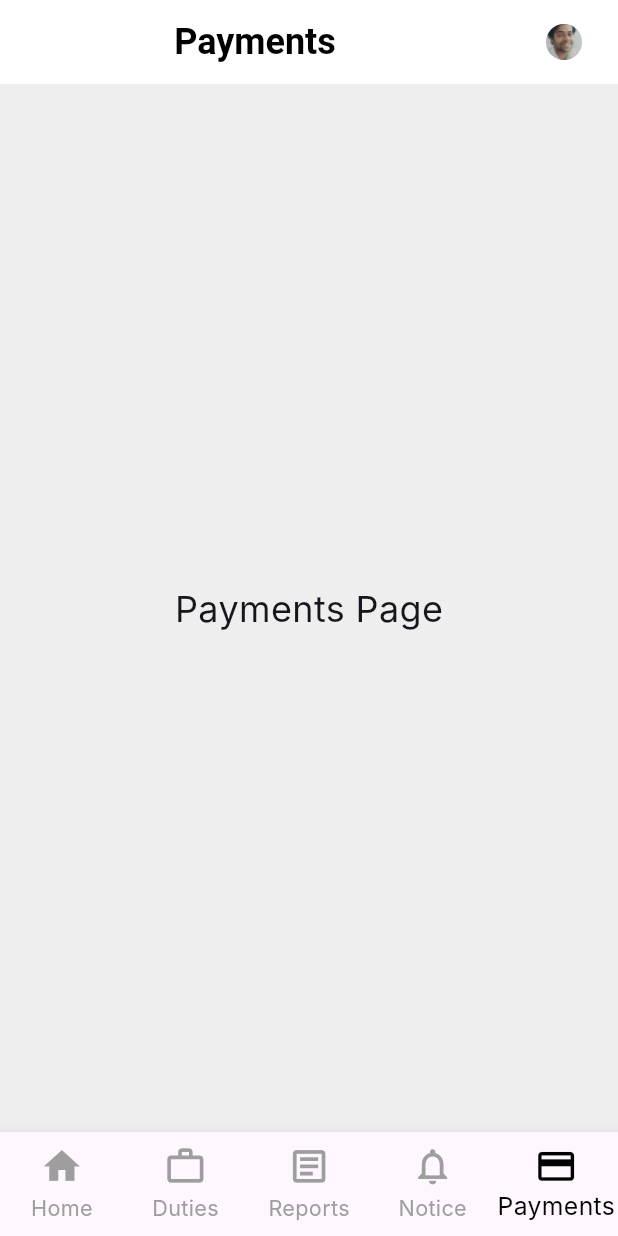
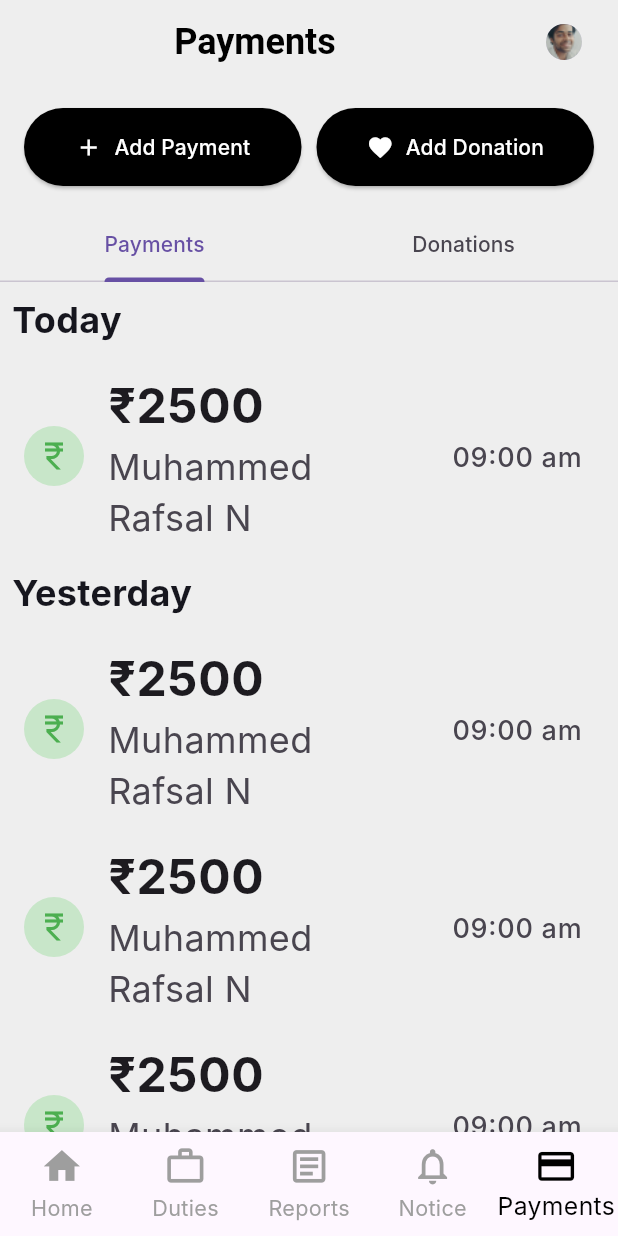
Before and after one commit to altezzai/acadobs, a Flutter app: the HomePage screen opened directly, swiped to page 5, on a phone screen of 412 x 824 dp. Run offline on Flutter 3.47's test engine with Material 3 defaults, Android fonts, the phone set to English and light mode, and no system bars; Roboto replaces fonts that are missing (Inter).

Commit message:
payment page added

```diff
--- a/lib/screens/duties.dart
+++ b/lib/screens/duties.dart
@@ -13,7 +13,7 @@ class _DutiesPageState extends State<DutiesPage> {
     double screenHeight = MediaQuery.of(context).size.height;
 
     return Scaffold(
-      backgroundColor: Colors.white,
+      // backgroundColor: Colors.white,
       // appBar: AppBar(
       //   backgroundColor: Colors.transparent,
       //   elevation: 0,
--- a/lib/screens/home.dart
+++ b/lib/screens/home.dart
@@ -35,7 +35,7 @@ class _HomePageState extends State<HomePage> {
   @override
   Widget build(BuildContext context) {
     return Scaffold(
-      backgroundColor: Colors.white,
+      // backgroundColor: Colors.white,
       appBar: AppBar(
         backgroundColor: Colors.transparent,
         elevation: 0,
--- a/lib/screens/payment.dart
+++ b/lib/screens/payment.dart
@@ -1,10 +1,146 @@
 import 'package:flutter/material.dart';
 
-class PaymentsPage extends StatelessWidget {
+class PaymentsPage extends StatefulWidget {
+  @override
+  _PaymentsPageState createState() => _PaymentsPageState();
+}
+
+class _PaymentsPageState extends State<PaymentsPage>
+    with SingleTickerProviderStateMixin {
+  late TabController _tabController;
+
+  @override
+  void initState() {
+    super.initState();
+    _tabController = TabController(length: 2, vsync: this);
+  }
+
   @override
   Widget build(BuildContext context) {
     return Scaffold(
-      body: Center(child: Text('Payments Page')),
+      // appBar: AppBar(
+      //   title: Text('Payments'),
+      //   actions: [
+      //     CircleAvatar(
+      //       backgroundImage: AssetImage('assets/profile_image.png'),
+      //     ),
+      //     SizedBox(width: 10),
+      //   ],
+      // ),
+      body: Column(
+        children: [
+          Padding(
+            padding: const EdgeInsets.all(16.0),
+            child: Row(
+              children: [
+                Expanded(
+                  child: ElevatedButton.icon(
+                    icon: Icon(Icons.add),
+                    label: Text('Add Payment'),
+                    onPressed: () {},
+                    style: ElevatedButton.styleFrom(
+                      foregroundColor: Colors.white,
+                      backgroundColor: Colors.black,
+                    ),
+                  ),
+                ),
+                SizedBox(width: 10),
+                Expanded(
+                  child: ElevatedButton.icon(
+                    icon: Icon(Icons.favorite),
+                    label: Text('Add Donation'),
+                    onPressed: () {},
+                    style: ElevatedButton.styleFrom(
+                      foregroundColor: Colors.white,
+                      backgroundColor: Colors.black,
+                    ),
+                  ),
+                ),
+              ],
+            ),
+          ),
+          TabBar(
+            controller: _tabController,
+            tabs: [
+              Tab(text: 'Payments'),
+              Tab(text: 'Donations'),
+            ],
+          ),
+          Expanded(
+            child: TabBarView(
+              controller: _tabController,
+              children: [
+                _buildPaymentsList(),
+                _buildDonationsList(),
+              ],
+            ),
+          ),
+        ],
+      ),
+      // bottomNavigationBar: BottomNavigationBar(
+      //   currentIndex: 4,
+      //   type: BottomNavigationBarType.fixed,
+      //   items: [
+      //     BottomNavigationBarItem(icon: Icon(Icons.home), label: 'Home'),
+      //     BottomNavigationBarItem(icon: Icon(Icons.work), label: 'Duties'),
+      //     BottomNavigationBarItem(icon: Icon(Icons.article), label: 'Reports'),
+      //     BottomNavigationBarItem(
+      //         icon: Icon(Icons.notification_important), label: 'Notice'),
+      //     BottomNavigationBarItem(icon: Icon(Icons.payment), label: 'Payments'),
+      //   ],
+      // ),
+    );
+  }
+
+  Widget _buildPaymentsList() {
+    return ListView(
+      children: [
+        _buildDateHeader('Today'),
+        _buildPaymentItem('₹2500', 'Muhammed Rafsal N', '09:00 am'),
+        _buildDateHeader('Yesterday'),
+        _buildPaymentItem('₹2500', 'Muhammed Rafsal N', '09:00 am'),
+        _buildPaymentItem('₹2500', 'Muhammed Rafsal N', '09:00 am'),
+        _buildPaymentItem('₹2500', 'Muhammed Rafsal N', '09:00 am'),
+        _buildPaymentItem('₹2500', 'Muhammed Rafsal N', '08:00 am'),
+        _buildPaymentItem('₹2500', 'Muhammed Rafsal N', '09:00 am'),
+      ],
+    );
+  }
+
+  Widget _buildDonationsList() {
+    return ListView(
+      children: [
+        _buildDateHeader('Today'),
+        _buildPaymentItem('₹250', 'Muhammed Rafsal N', '09:00 am'),
+        _buildDateHeader('Yesterday'),
+        _buildPaymentItem('₹1500', 'Muhammed Rafsal N', '09:00 am'),
+        _buildPaymentItem('₹700', 'Muhammed Rafsal N', '09:00 am'),
+        _buildPaymentItem('300', 'Muhammed Rafsal N', '09:00 am'),
+        _buildPaymentItem('₹2500', 'Muhammed Rafsal N', '08:00 am'),
+        _buildPaymentItem('₹400', 'Muhammed Rafsal N', '09:00 am'),
+      ],
+    );
+  }
+
+  Widget _buildDateHeader(String date) {
+    return Padding(
+      padding: const EdgeInsets.all(8.0),
+      child: Text(
+        date,
+        style: TextStyle(fontWeight: FontWeight.bold),
+      ),
+    );
+  }
+
+  Widget _buildPaymentItem(String amount, String name, String time) {
+    return ListTile(
+      leading: CircleAvatar(
+        backgroundColor: Colors.green[100],
+        child: Icon(Icons.currency_rupee, color: Colors.green),
+      ),
+      title: Text(amount),
+      subtitle: Text(name),
+      trailing: Text(time),
     );
   }
 }
--- a/lib/screens/reports.dart
+++ b/lib/screens/reports.dart
@@ -4,7 +4,7 @@ class ReportPage extends StatelessWidget {
   @override
   Widget build(BuildContext context) {
     return Scaffold(
-      backgroundColor: Colors.white,
+      // backgroundColor: Colors.white,
       body: Padding(
         padding: const EdgeInsets.all(16.0),
         child: Column(
```
